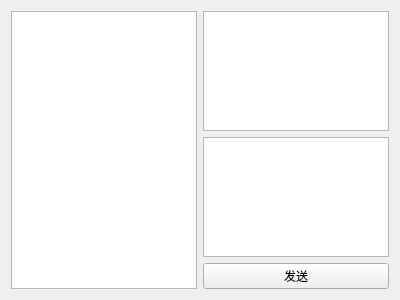
Above: groupwindow.ui from yj235/ParrotClient before the change. Below: the same form after it.
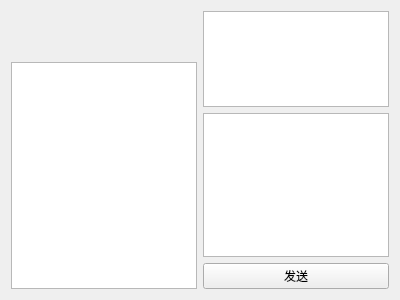
That is the form after the change.

```diff
--- a/groupwindow.ui
+++ b/groupwindow.ui
@@ -14,16 +14,23 @@
    <string>Form</string>
   </property>
   <layout class="QGridLayout" name="gridLayout">
-   <item row="0" column="0" rowspan="3">
-    <widget class="QListView" name="listView"/>
+   <item row="0" column="0">
+    <widget class="QLabel" name="label_groupID">
+     <property name="text">
+      <string/>
+     </property>
+    </widget>
    </item>
-   <item row="0" column="1">
+   <item row="0" column="1" rowspan="2">
     <widget class="QTextBrowser" name="textBrowser"/>
    </item>
-   <item row="1" column="1">
-    <widget class="QTextEdit" name="textEdit"/>
+   <item row="1" column="0" rowspan="3">
+    <widget class="QListView" name="listView"/>
    </item>
    <item row="2" column="1">
+    <widget class="QTextEdit" name="textEdit"/>
+   </item>
+   <item row="3" column="1">
     <widget class="QPushButton" name="pushButton_send">
      <property name="text">
       <string>发送</string>
```
